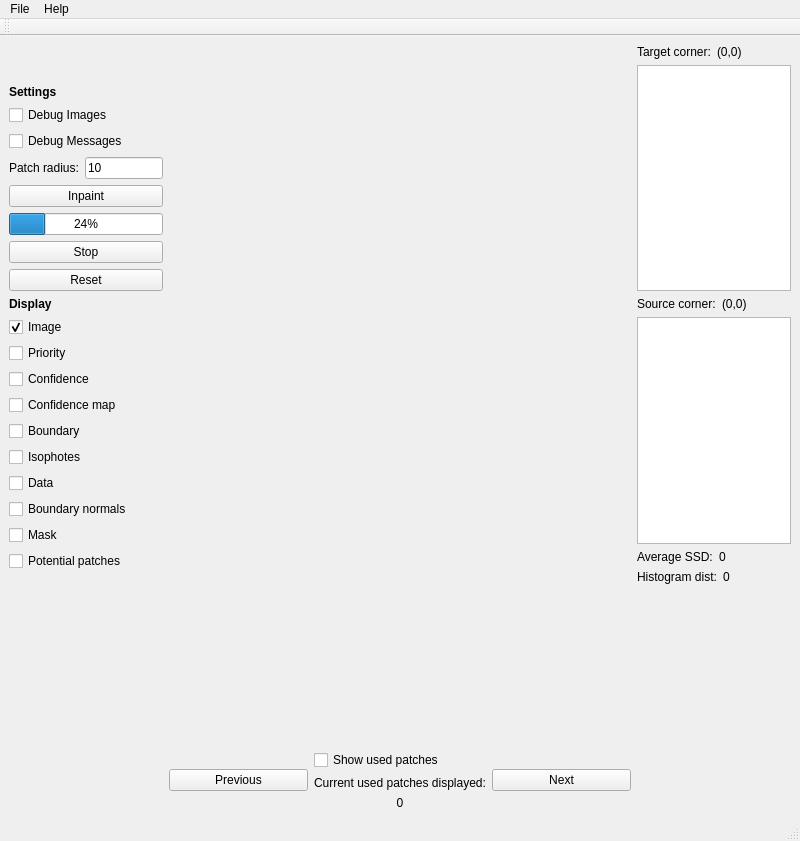
First picture: the form in CriminisiInpainting.ui, repository daviddoria/PatchBasedInpainting, before the edit.
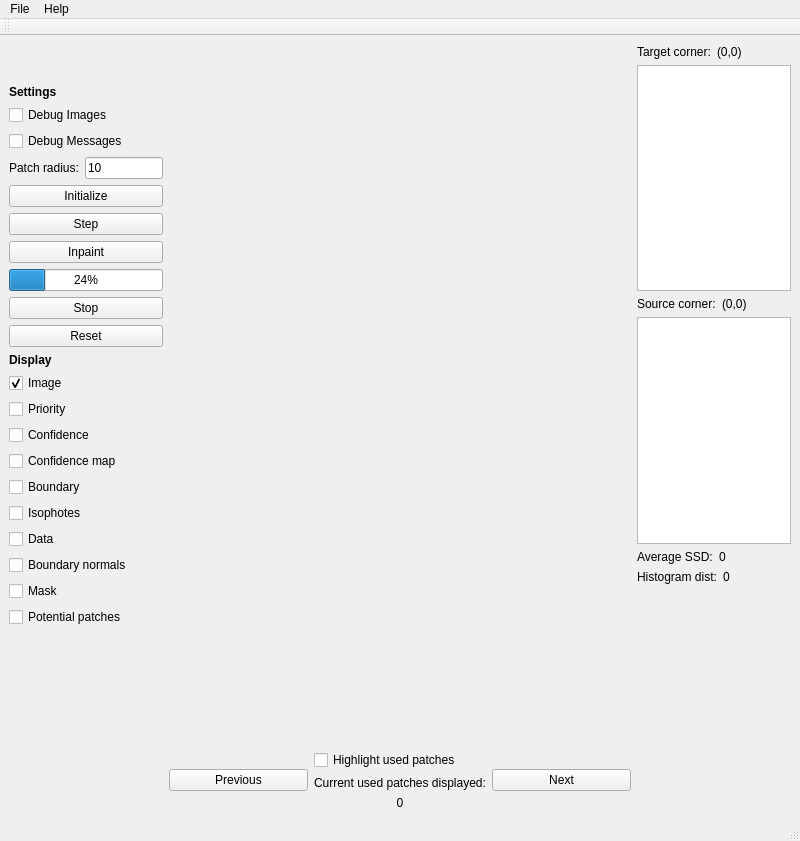
Second picture: the form after the edit. Custom widgets are drawn as their Qt base class.

Commit message: Create new source patches from filled region at each iteration. Improve const correctness. Factor some interface things out of the Criminisi main implementation file for compilation speed increase.

Patch:
```diff
--- a/CriminisiInpainting.ui
+++ b/CriminisiInpainting.ui
@@ -79,6 +79,20 @@
             </item>
            </layout>
           </item>
+          <item>
+           <widget class="QPushButton" name="btnInitialize">
+            <property name="text">
+             <string>Initialize</string>
+            </property>
+           </widget>
+          </item>
+          <item>
+           <widget class="QPushButton" name="btnStep">
+            <property name="text">
+             <string>Step</string>
+            </property>
+           </widget>
+          </item>
           <item>
            <widget class="QPushButton" name="btnInpaint">
             <property name="text">
@@ -233,7 +247,7 @@
             <item>
              <widget class="QCheckBox" name="chkDisplayUsedPatches">
               <property name="text">
-               <string>Show used patches</string>
+               <string>Highlight used patches</string>
               </property>
              </widget>
             </item>
```
Left out of the diff: 37 changed lines with no effect on the pictures. The commit also changes 15 other files.
